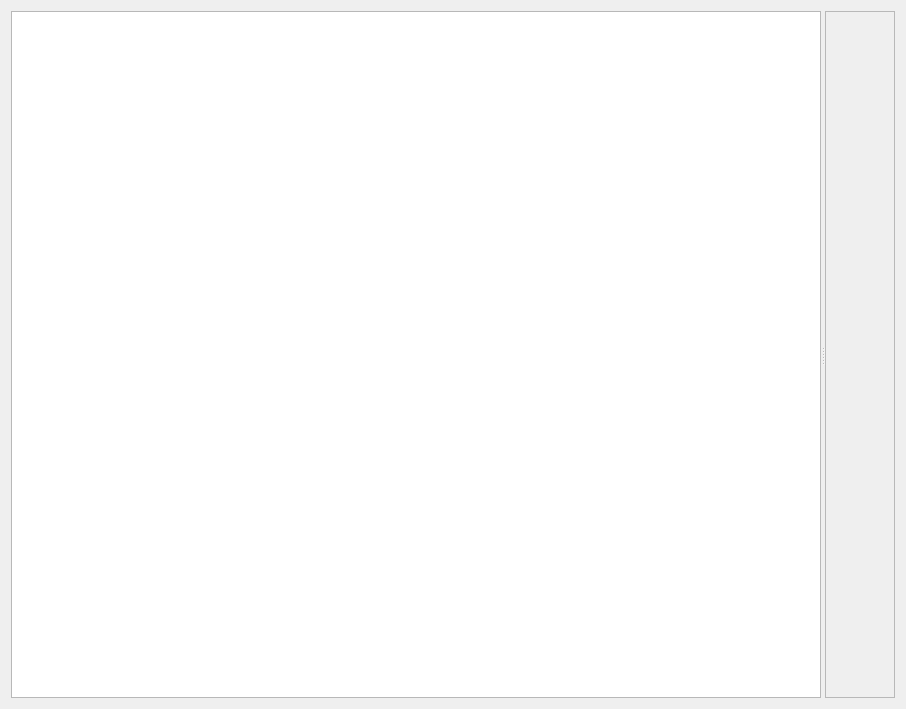
Old version of the form Resources/ui_files/settings/download_settings_widget.ui in the repository MalloyDelacroix/DownloaderForReddit.
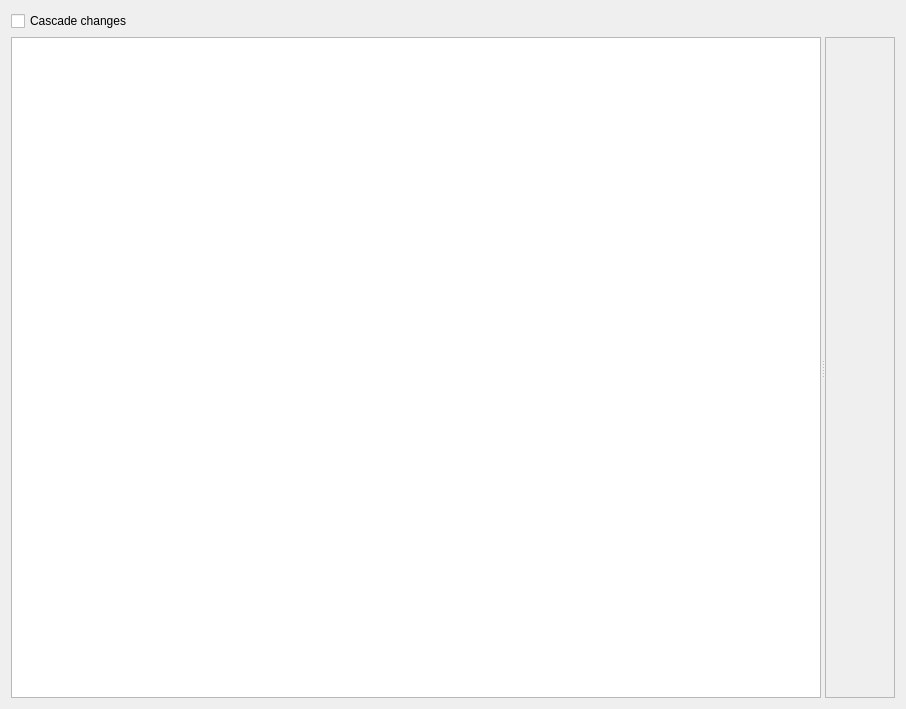
New version of the form. Custom widgets are drawn as their Qt base class.

What changed in the file:
```diff
--- a/Resources/ui_files/settings/download_settings_widget.ui
+++ b/Resources/ui_files/settings/download_settings_widget.ui
@@ -14,6 +14,16 @@
    <string>Download Settings</string>
   </property>
   <layout class="QVBoxLayout" name="verticalLayout">
+   <item>
+    <widget class="QCheckBox" name="cascade_changes_checkbox">
+     <property name="toolTip">
+      <string>&lt;html&gt;&lt;head/&gt;&lt;body&gt;&lt;p&gt;When selected, changes that are made to the selected list will cascade down to each user/subreddit in the list unless that user/subreddit has its settings locked&lt;/p&gt;&lt;/body&gt;&lt;/html&gt;</string>
+     </property>
+     <property name="text">
+      <string>Cascade changes</string>
+     </property>
+    </widget>
+   </item>
    <item>
     <widget class="QSplitter" name="splitter">
      <property name="orientation">
@@ -42,8 +52,8 @@
         <rect>
          <x>0</x>
          <y>0</y>
-         <width>637</width>
-         <height>681</height>
+         <width>105</width>
+         <height>649</height>
         </rect>
        </property>
        <layout class="QVBoxLayout" name="verticalLayout_2">
```
Left out of the diff: 2 changed lines with no effect on the pictures.
